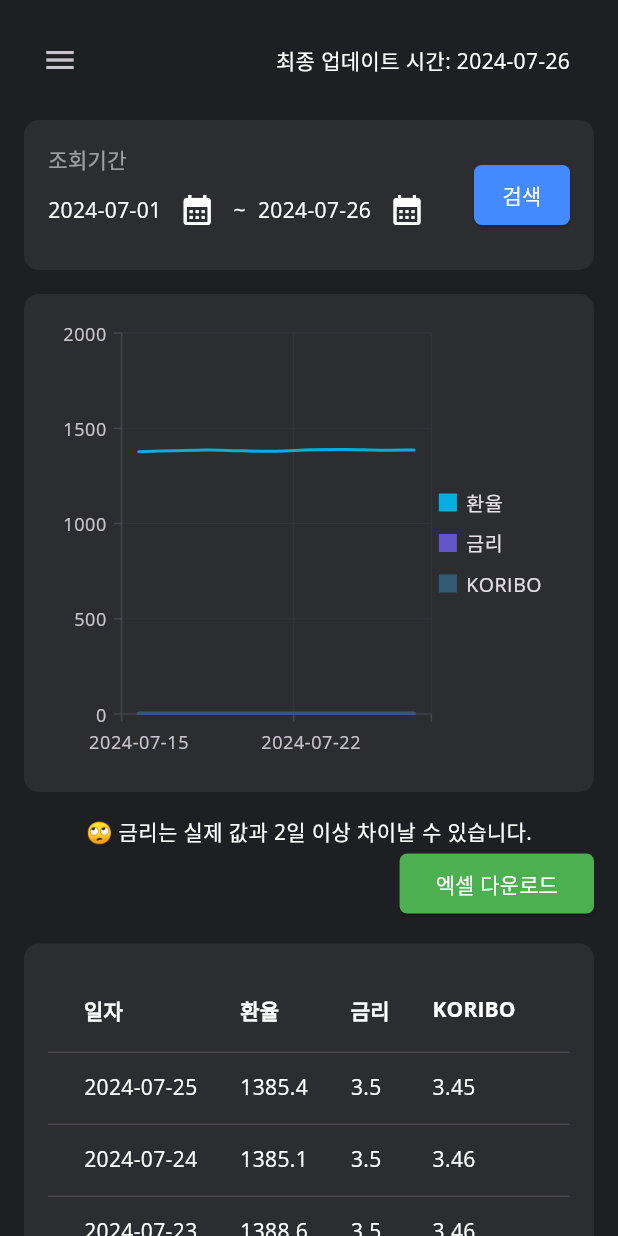
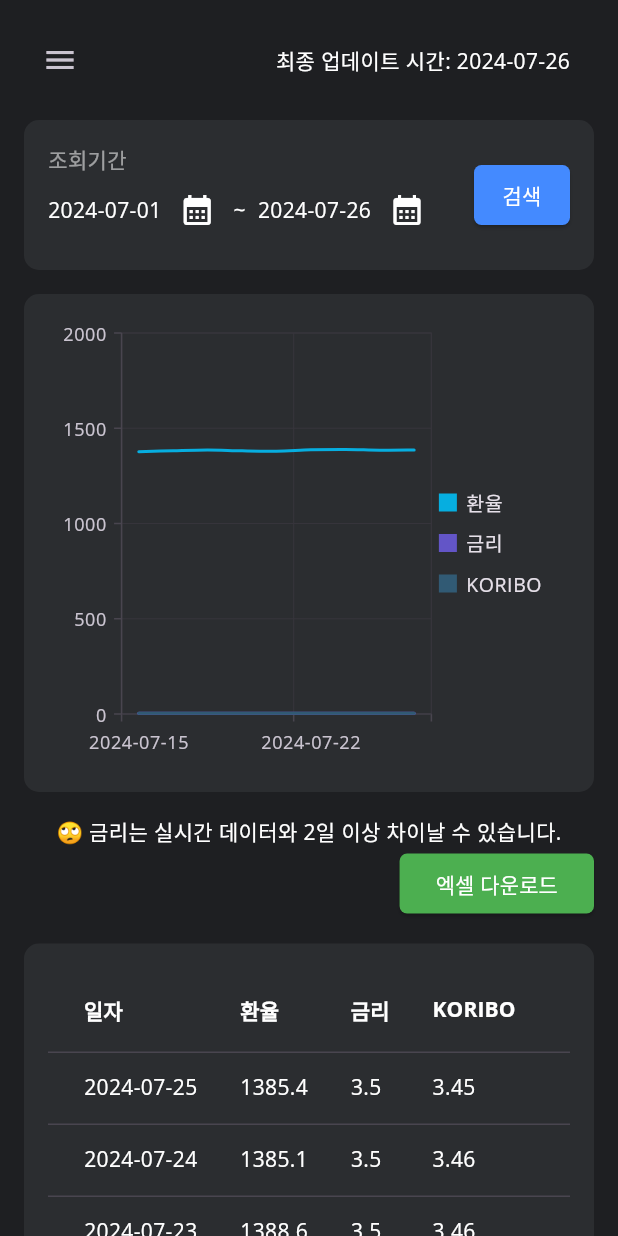
Before and after one commit to ssun-ko/price-monitoring-flutter, a Flutter app: the DollarScreen widget shown alone on an empty page, opened directly, on a phone screen of 412 x 824 dp. Run offline on Flutter 3.47's test engine with Material 3 defaults, Android fonts, the phone set to English and light mode, and no system bars; our stand-ins replace csv, google_fonts, syncfusion_flutter_charts; missing offline and left inert: dart:html, syncfusion_flutter_maps.

Commit message:
Edit info messages on analytics screens

```diff
--- a/lib/screens/analytics/dollar_screen.dart
+++ b/lib/screens/analytics/dollar_screen.dart
@@ -125,7 +125,7 @@ class _DollarScreenState extends State<DollarScreen> {
                   data: filteredData,
                   menuId: context.watch<MenuProvider>().menu),
               SizedBox(height: defaultPadding),
-              Text("🙄 금리는 실제 값과 2일 이상 차이날 수 있습니다."),
+              Text("🙄 금리는 실시간 데이터와 2일 이상 차이날 수 있습니다."),
               ExcelDownloadButton(onPressed: () {
                 CSVUtil.downloadCSV(data, fileName);
                 DownloadSnackBar.showSnackBar(context);
--- a/lib/screens/analytics/metal_screen.dart
+++ b/lib/screens/analytics/metal_screen.dart
@@ -124,6 +124,7 @@ class _MetalScreenState extends State<MetalScreen> {
                   data: filteredData,
                   menuId: context.watch<MenuProvider>().menu),
               SizedBox(height: defaultPadding),
+              Text("🙄 철강 가격의 다음 업데이트 예정일은 9월 29일입니다."),
               ExcelDownloadButton(onPressed: () {
                 CSVUtil.downloadCSV(data, fileName);
                 DownloadSnackBar.showSnackBar(context);
```
